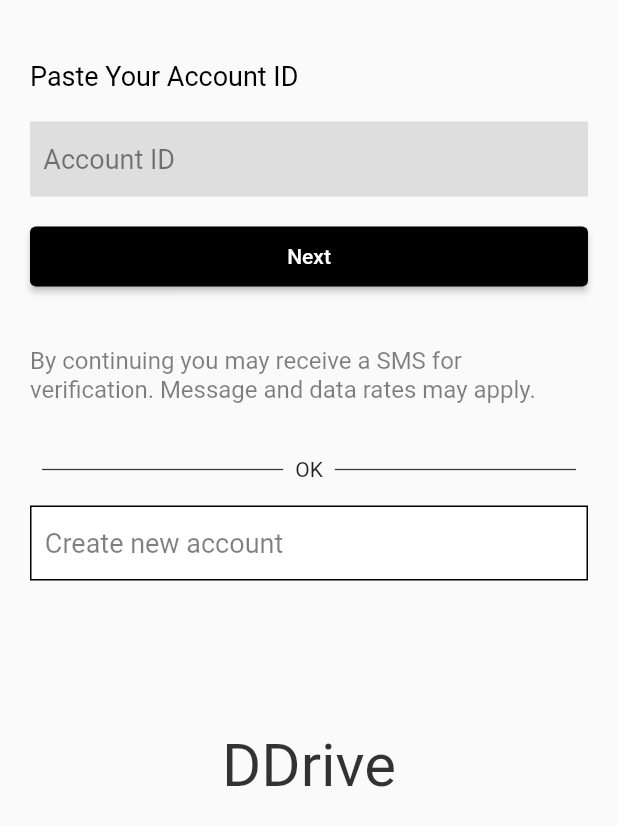
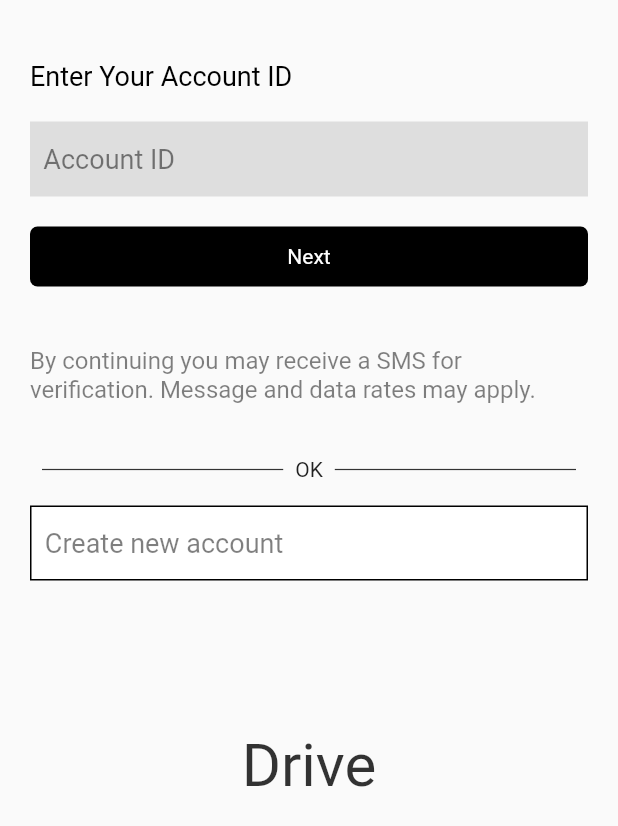
Before and after one commit to sauravshetty473/drive, a Flutter app: the screen it shows after launch, on a phone screen of 412 x 824 dp. Shown: the top 826 px of the screen. Run offline on Flutter 3.47's test engine with Material 2 defaults, Android fonts, the phone set to English and light mode, and no system bars; our stand-ins replace awesome_snackbar_content, google_fonts, google_maps_flutter, hooks_riverpod; missing offline and left inert: flutter_google_places, google_api_headers, google_maps_webservice, jovial_svg, open_street_map_search_and_pick, scaled_app and 1 more; statements that could not run were skipped.

Commit message:
Made changes to login screen

```diff
--- a/lib/pages/login.dart
+++ b/lib/pages/login.dart
@@ -1,4 +1,5 @@
-import 'package:drive/pages/safety_alert.dart';
+import 'package:drive/pages/home.dart';
+import 'package:drive/widgets/round_button.dart';
 import 'package:flutter/material.dart';
 
 class Login extends StatefulWidget {
@@ -26,7 +27,7 @@ class _LoginState extends State<Login> {
                   height: 20,
                 ),
                 const Text(
-                  "Paste Your Account ID",
+                  "Enter Your Account ID",
                   style: TextStyle(
                     fontWeight: FontWeight.normal,
                     color: Colors.black,
@@ -53,19 +54,14 @@ class _LoginState extends State<Login> {
                 const SizedBox(
                   height: 20,
                 ),
-                SizedBox(
-                  height: 40,
-                  width: double.infinity,
-                  child: ElevatedButton(
-                    onPressed: () {
-                      Navigator.push(
-                        context,
-                        MaterialPageRoute(builder: (context) => const Safety()),
-                      );
-                    },
-                    style: ElevatedButton.styleFrom(primary: Colors.black),
-                    child: const Text("Next"),
-                  ),
+                RoundButton(
+                  title: 'Next',
+                  OnTap: () {
+                    Navigator.push(
+                      context,
+                      MaterialPageRoute(builder: (context) => Home()),
+                    );
+                  },
                 ),
                 const SizedBox(
                   height: 40,
@@ -131,7 +127,7 @@ class _LoginState extends State<Login> {
                   mainAxisAlignment: MainAxisAlignment.center,
                   children: [
                     Text(
-                      "DDrive",
+                      "Drive",
                       style: TextStyle(
                         fontWeight: FontWeight.normal,
                         color: Colors.black.withOpacity(0.8),
--- /dev/null
+++ b/lib/widgets/round_button.dart
@@ -0,0 +1,28 @@
+import 'package:flutter/material.dart';
+
+class RoundButton extends StatelessWidget {
+  final String title;
+  final VoidCallback OnTap;
+  const RoundButton({super.key, required this.title, required this.OnTap});
+
+  @override
+  Widget build(BuildContext context) {
+    return GestureDetector(
+      onTap: OnTap,
+      child: Container(
+        height: 40,
+        width: double.infinity,
+        decoration: BoxDecoration(
+          color: Colors.black,
+          borderRadius: BorderRadius.circular(5),
+        ),
+        child: Center(
+          child: Text(
+            title,
+            style: TextStyle(color: Colors.white),
+          ),
+        ),
+      ),
+    );
+  }
+}
```
